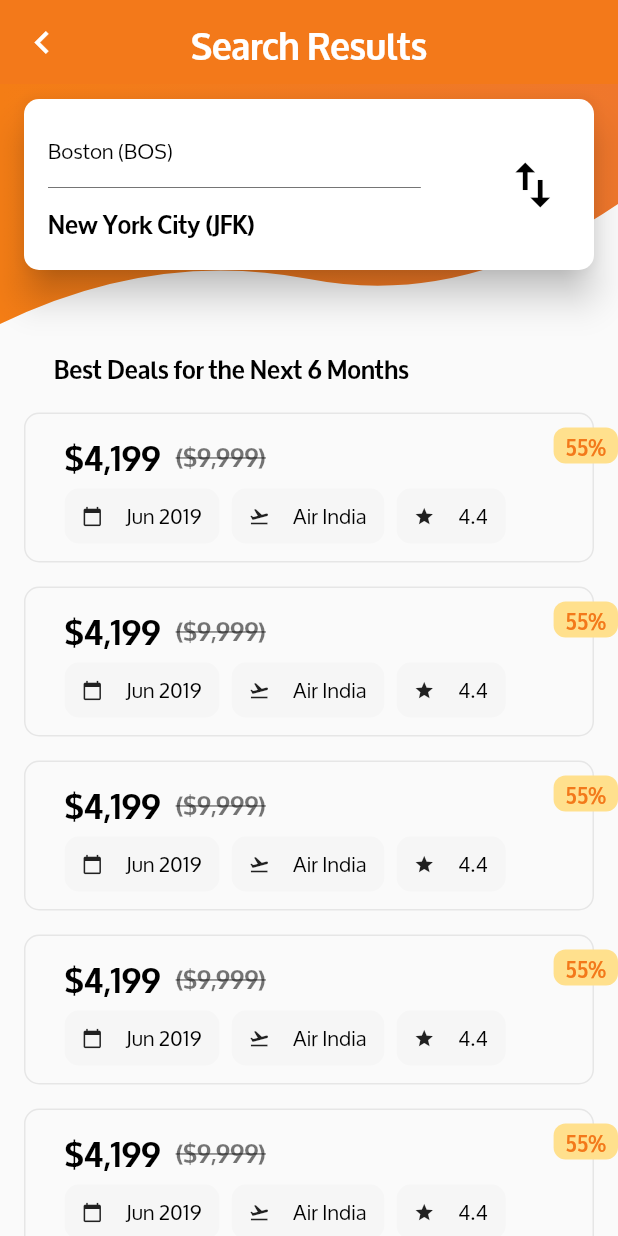
After one commit to krishnadwypayan/Flight_App_UI, a Flutter app: the FlightListingScreen screen opened directly, on a phone screen of 412 x 824 dp. The commit adds this screen. Run offline on Flutter 3.47's test engine with Material 2 defaults, Android fonts, the phone set to English and light mode, and no system bars.

Commit message:
Flight listing screen completed

```diff
--- /dev/null
+++ b/lib/flight_list.dart
@@ -0,0 +1,205 @@
+import 'package:flutter/material.dart';
+import 'custom_shape_clipper.dart';
+import 'main.dart';
+
+const TextStyle whiteTextStyle = TextStyle(color: Colors.white, fontSize: 24.0, fontWeight: FontWeight.bold);
+const TextStyle blackTextStyle = TextStyle(color: Colors.black, fontSize:16.0, fontWeight: FontWeight.bold);
+
+final Color discountBackgroundColor = Color(0xFFFFE08D);
+final Color flightBorderColor = Color(0xFFE6E6E6);
+final Color chipBackgroundColor = Color(0xFFF6F6F6);
+
+class FlightListingScreen extends StatelessWidget {
+  @override
+  Widget build(BuildContext context) {
+    return Scaffold(
+      appBar: AppBar(
+        elevation: 0.0,
+        title: Text("Search Results", style: whiteTextStyle,),
+        centerTitle: true,
+        leading: InkWell(
+          child: Icon(Icons.keyboard_arrow_left, color: Colors.white, size: 30.0,),
+          onTap: () {
+            Navigator.pop(context);
+          },
+        ),
+      ),
+      body: SingleChildScrollView(
+        scrollDirection: Axis.vertical,
+        child: Column(
+          children: <Widget>[
+            FlightListingScreenTopPart(),
+            FlightListingScreenBottomPart(),
+          ],
+        ),
+      ),
+    );
+  }
+}
+
+class FlightListingScreenTopPart extends StatelessWidget {
+  @override
+  Widget build(BuildContext context) {
+    return Stack(
+      children: <Widget>[
+        ClipPath(
+					clipper: CustomShapeClipper(),
+					child: Container(
+						height: 160,
+						decoration: BoxDecoration(
+							gradient: LinearGradient(
+								colors: [firstColor, secondColor,],
+							),
+						),
+          ),
+        ),
+        Column(
+          children: <Widget>[
+            SizedBox(height: 10.0,),
+            Card(
+              margin: EdgeInsets.symmetric(horizontal: 16.0),
+              shape: RoundedRectangleBorder(borderRadius: BorderRadius.all(Radius.circular(10.0))),
+              elevation: 10.0,
+              child: Container(
+                padding: EdgeInsets.symmetric(horizontal: 16.0, vertical: 20.0),
+                child: Row(
+                  mainAxisSize: MainAxisSize.max,
+                  mainAxisAlignment: MainAxisAlignment.spaceBetween,
+                  children: <Widget>[
+                    Expanded(
+                      flex: 5,
+                      child: Column(
+                        mainAxisAlignment: MainAxisAlignment.center,
+                        crossAxisAlignment: CrossAxisAlignment.start,
+                        children: <Widget>[
+                          Text(locations[0], style: TextStyle(color: Colors.black, fontSize: 14.0),),
+                          Divider(color: Colors.black54, height: 20.0,),
+                          Text(locations[1], style: TextStyle(color: Colors.black, fontSize: 16.0, fontWeight: FontWeight.bold),),
+                        ],
+                      ),
+                    ),
+                    Spacer(),
+                    Expanded(
+                      flex: 1,
+                      child: Icon(Icons.import_export, color: Colors.black, size: 40.0,)),
+                  ],
+                ),
+              ),
+            ),
+          ],
+        ),
+      ],
+    );
+  }
+}
+
+class FlightListingScreenBottomPart extends StatelessWidget {
+  @override
+  Widget build(BuildContext context) {
+    return Padding(
+      padding: EdgeInsets.only(left: 16.0, top: 16.0),
+      child: Column(
+        crossAxisAlignment: CrossAxisAlignment.start,
+        children: <Widget>[
+          Padding(
+            padding: EdgeInsets.symmetric(horizontal: 20.0),
+            child: Text('Best Deals for the Next 6 Months', style: blackTextStyle,)
+          ),
+          SizedBox(height: 10.0,),
+          ListView(
+            shrinkWrap: true,
+            scrollDirection: Axis.vertical,
+            physics: PageScrollPhysics(),
+            children: <Widget>[
+              FlightCard(),
+              FlightCard(),
+              FlightCard(),
+              FlightCard(),
+              FlightCard(),
+              FlightCard(),
+            ],
+          ),
+        ],
+      ),
+    );
+  }
+}
+
+class FlightCard extends StatelessWidget {
+  @override
+  Widget build(BuildContext context) {
+    return Padding(
+      padding: const EdgeInsets.symmetric(vertical: 8.0),
+      child: Stack(
+        children: <Widget>[
+          Container(
+            margin: const EdgeInsets.only(right: 16.0),
+            height: 100.0,
+            decoration: BoxDecoration(
+              borderRadius: BorderRadius.all(Radius.circular(10.0)),
+              border: Border.all(color: flightBorderColor),
+            ),
+            child: Padding(
+              padding: const EdgeInsets.only(left: 26.0, top: 10.0),
+              child: Column(
+                crossAxisAlignment: CrossAxisAlignment.start,
+                children: <Widget>[
+                  Row(
+                    children: <Widget>[
+                      Text('\$4,199', style: TextStyle(color: Colors.black, fontSize: 22.0, fontWeight: FontWeight.bold),),
+                      SizedBox(width: 10.0),
+                      Text('(\$9,999)', style: TextStyle(color: Colors.black54, fontSize: 16.0, fontWeight: FontWeight.bold, decoration: TextDecoration.lineThrough),),
+                    ],
+                  ),
+                  Wrap(
+                    spacing: 8.0,
+                    children: <Widget>[
+                      FlightDetailChip(Icons.calendar_today, 'Jun 2019'),
+                      FlightDetailChip(Icons.flight_takeoff, 'Air India'),
+                      FlightDetailChip(Icons.star, '4.4'),
+                    ],
+                  ),
+                ],
+              ),
+            ),
+          ),
+          Positioned(
+            top: 10.0,
+            right: 0.0,
+            child: Container(
+              padding: const EdgeInsets.symmetric(horizontal: 8.0, vertical: 1.0),
+              child: Text(
+                '55%', style: TextStyle(color:appTheme.primaryColor, fontSize: 14.0, fontWeight: FontWeight.bold),
+              ),
+              decoration: BoxDecoration(
+                color: discountBackgroundColor,
+                borderRadius: BorderRadius.all(Radius.circular(8.0)),
+              ),
+            ),
+          ),
+        ],
+      ),
+    );
+  }
+}
+
+class FlightDetailChip extends StatelessWidget {
+
+  final IconData iconData;
+  final String label;
+
+  FlightDetailChip(this.iconData, this.label);
+
+  @override
+  Widget build(BuildContext context) {
+    return RawChip(
+      label: Text(label),
+      labelStyle: TextStyle(fontSize: 14.0, color: Colors.black),
+      backgroundColor: chipBackgroundColor,
+      avatar: Icon(iconData, size: 14.0,),
+      shape: RoundedRectangleBorder(
+        borderRadius: BorderRadius.all(Radius.circular(10.0)),
+      ),
+    );
+  }
+}
--- a/lib/main.dart
+++ b/lib/main.dart
@@ -1,6 +1,7 @@
 import 'package:flutter/material.dart';
 import 'custom_shape_clipper.dart';
 import 'customAppBar.dart';
+import 'flight_list.dart';
 
 void main() => runApp(new MaterialApp(
 	title: "Flight List Mock Up",
@@ -136,7 +137,14 @@ class __HomeScreenTopPartState extends State<_HomeScreenTopPart> {
 												suffixIcon: Material(
 													elevation: 2.0,
 													borderRadius: BorderRadius.all(Radius.circular(30.0)),
-													child: Icon(Icons.search, color: Colors.black,),
+													child: InkWell(
+                            child: Icon(Icons.search, color: Colors.black,),
+                            onTap: () {
+                              Navigator.push(context, MaterialPageRoute(
+                                builder: (context) => FlightListingScreen()
+                              ));
+                            },
+                          ),
 												),
 											),
 										),
```
